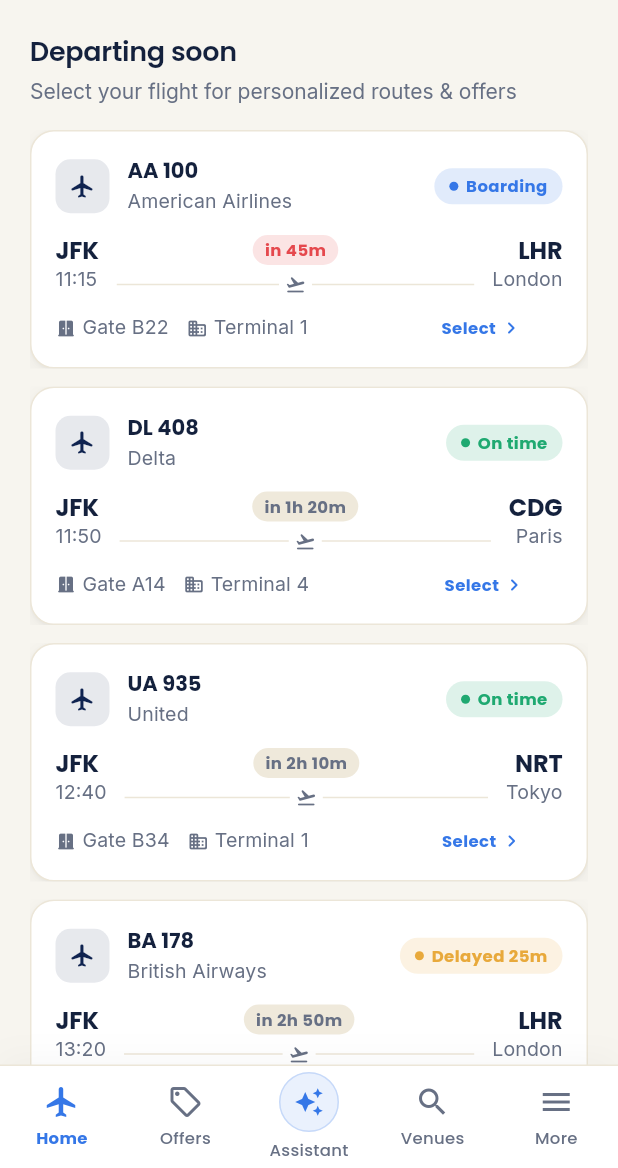
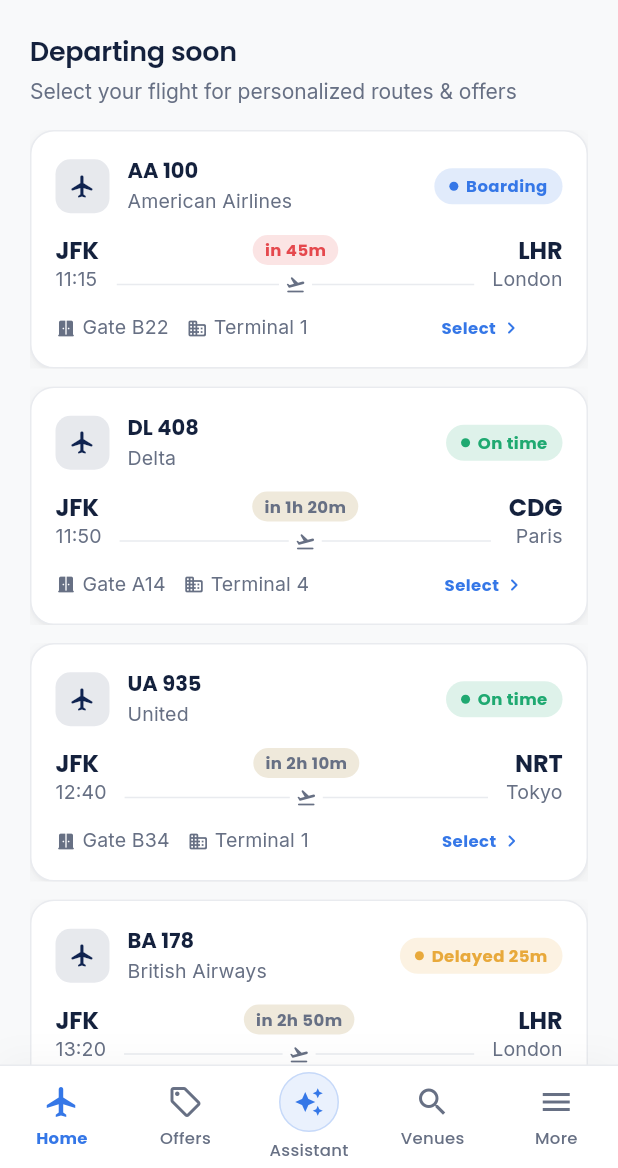
Before and after one commit to meitarmatzner16-create/airportnav, a Flutter app: the HomeScreen screen opened by its route, on a phone screen of 412 x 824 dp, the part 68-1236 px from its top. Run offline on Flutter 3.47's test engine with Material 3 defaults, Android fonts, the phone set to English and light mode, and no system bars; our stand-ins replace flutter_riverpod, go_router, google_fonts, hive, hive_flutter, shared_preferences and 2 more; accounts and stored records are empty.

Commit message:
feat(theme): whiter neutral background (paper #F8F9FA, neutral hairline)
Co-Authored-By: Claude Opus 4.8 <noreply@anthropic.com>

```diff
--- a/lib/core/constants/app_colors.dart
+++ b/lib/core/constants/app_colors.dart
@@ -16,9 +16,9 @@ class AppColors {
   static const gold = Color(0xFFC2A05A);
   static const goldSoft = Color(0xFFE8D6AE);
   static const goldText = Color(0xFF886B2D); // gold that must carry small text (AA)
-  static const paper = Color(0xFFF7F5EF);
+  static const paper = Color(0xFFF8F9FA);
   static const card = Color(0xFFFFFFFF);
-  static const hairline = Color(0xFFECE6D8);
+  static const hairline = Color(0xFFE9EBEF);
   static const hairlineCool = Color(0xFFE2E8F4);
 
   // ---- Semantic ----
```
Also changed, not shown: 1 other file.
